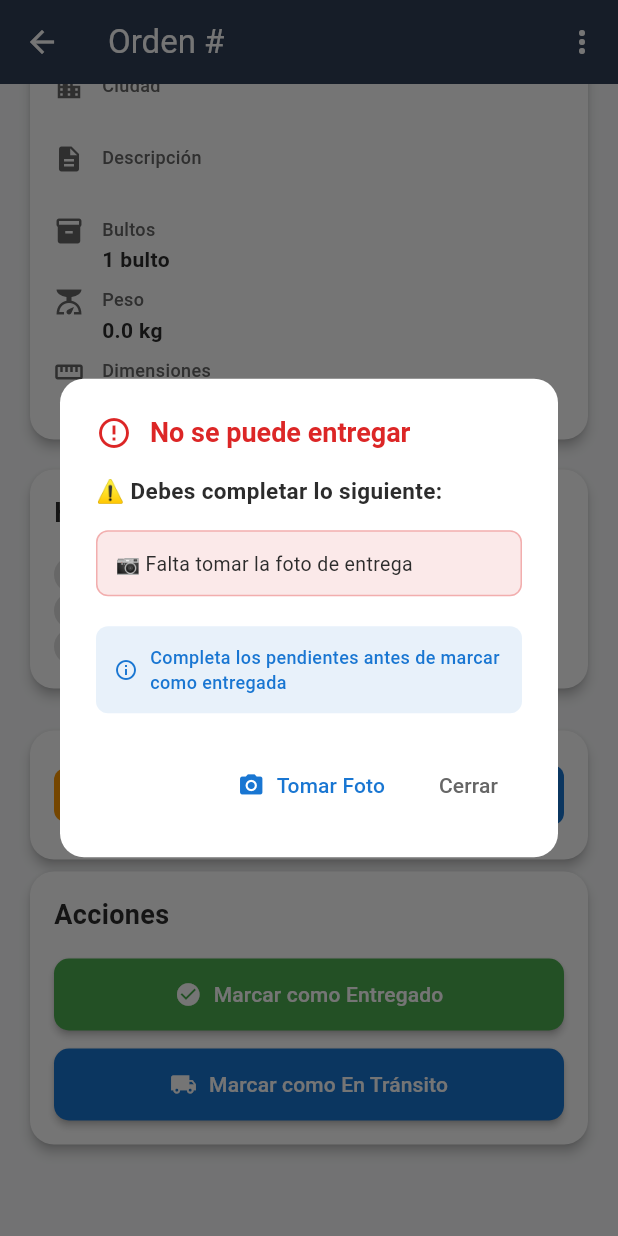
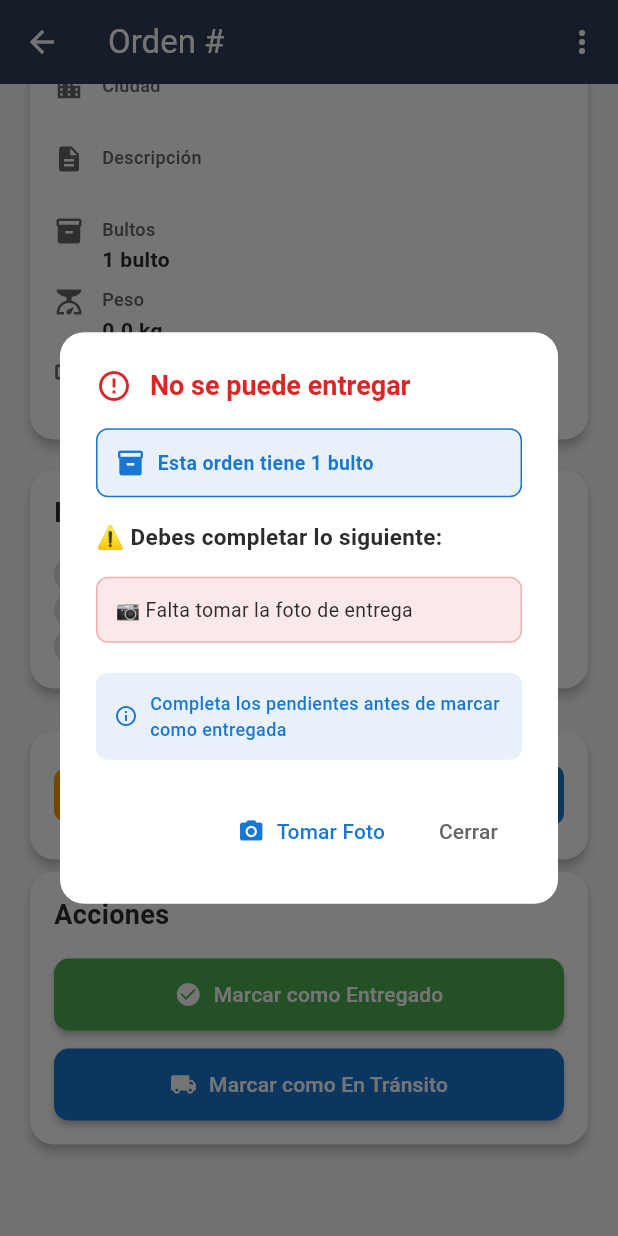
Before and after one commit to landerlopez1992-cyber/paqueteria-julio, a Flutter app: the DetalleOrdenScreen screen opened directly with empty values, scrolled down 576 dp, after a tap on "Marcar como Entregado", on a phone screen of 412 x 824 dp. Run offline on Flutter 3.47's test engine with Material 3 defaults, Android fonts, the phone set to English and light mode, and no system bars; our stand-ins replace image_picker, supabase_flutter; accounts and stored records are empty.

Commit message:
Fix: CRÍTICO - Recarga de orden después de cobrar/foto
PROBLEMA RESUELTO:
❌ Después de cobrar, seguía diciendo 'falta cobrar'
❌ Después de tomar foto, seguía diciendo 'falta foto'

CAUSA:
widget.orden es inmutable (final), no se actualizaba

SOLUCIÓN:
✅ Crear _ordenActual mutable que se recarga desde Supabase
✅ Recargar orden antes de validar entrega
✅ Recargar orden después de cobrar
✅ Usar _ordenActual en todas las validaciones

MEJORA ADICIONAL:
✅ Diálogo de errores ahora muestra cantidad de bultos como recordatorio

FLUJO CORRECTO:
1. Presiona 'Marcar Entregado' → Muestra errores (foto/pago) + bultos
2. Cobra dinero → Recarga orden → actualiza estado pagado
3. Toma foto → Actualiza URL → actualiza estado foto
4. Presiona 'Marcar Entregado' → Recarga orden → ¡Ya no hay errores!
5. Muestra diálogo bultos (si >1) → Confirma → ENTREGADO ✓

```diff
--- a/lib/screens/detalle_orden_screen.dart
+++ b/lib/screens/detalle_orden_screen.dart
@@ -20,12 +20,34 @@ class _DetalleOrdenScreenState extends State<DetalleOrdenScreen> {
   bool _isLoading = false;
   bool _fotoEntregaObligatoria = true; // Por defecto activado
   String? _fotoEntregaUrl; // URL de la foto tomada localmente
+  late Orden _ordenActual; // Orden que se actualiza localmente
 
   @override
   void initState() {
     super.initState();
+    _ordenActual = widget.orden; // Copiar la orden inicial
     _fotoEntregaUrl = widget.orden.fotoEntrega; // Inicializar con la foto existente
     _cargarConfiguracionFoto();
+  }
+
+  // Recargar la orden desde Supabase
+  Future<void> _recargarOrden() async {
+    try {
+      final response = await supabase
+          .from('ordenes')
+          .select()
+          .eq('id', widget.orden.id)
+          .single();
+
+      setState(() {
+        _ordenActual = Orden.fromJson(response);
+        _fotoEntregaUrl = _ordenActual.fotoEntrega;
+      });
+
+      print('✅ Orden recargada - Pagado: ${_ordenActual.pagado}, Foto: ${_fotoEntregaUrl != null}');
+    } catch (e) {
+      print('❌ Error al recargar orden: $e');
+    }
   }
 
   Future<void> _cargarConfiguracionFoto() async {
@@ -852,15 +874,18 @@ class _DetalleOrdenScreenState extends State<DetalleOrdenScreen> {
 
 
   void _marcarComoEntregado() async {
+    // Recargar orden para tener datos más recientes
+    await _recargarOrden();
+
     // 🔍 VALIDACIÓN COMPLETA ANTES DE ENTREGAR
     List<String> errores = [];
 
     // DEBUG: Ver cantidad de bultos
-    print('🔍 DEBUG - Cantidad de bultos: ${widget.orden.cantidadBultos}');
+    print('🔍 DEBUG - Cantidad de bultos: ${_ordenActual.cantidadBultos}');
     print('🔍 DEBUG - Foto obligatoria: $_fotoEntregaObligatoria');
     print('🔍 DEBUG - Tiene foto: ${_fotoEntregaUrl != null && _fotoEntregaUrl!.isNotEmpty}');
-    print('🔍 DEBUG - Requiere pago: ${widget.orden.requierePago}');
-    print('🔍 DEBUG - Pagado: ${widget.orden.pagado}');
+    print('🔍 DEBUG - Requiere pago: ${_ordenActual.requierePago}');
+    print('🔍 DEBUG - Pagado: ${_ordenActual.pagado}');
 
     // 1. Validar foto obligatoria (si está activa)
     if (_fotoEntregaObligatoria && (_fotoEntregaUrl == null || _fotoEntregaUrl!.isEmpty)) {
@@ -868,18 +893,18 @@ class _DetalleOrdenScreenState extends State<DetalleOrdenScreen> {
     }
 
     // 2. Validar pago pendiente (si requiere pago)
-    if (widget.orden.requierePago && !widget.orden.pagado) {
-      final simbolo = widget.orden.moneda == 'USD' ? '\$' : '\$';
-      errores.add('💰 Falta cobrar ${simbolo}${widget.orden.montoCobrar.toStringAsFixed(2)} ${widget.orden.moneda}');
+    if (_ordenActual.requierePago && !_ordenActual.pagado) {
+      final simbolo = _ordenActual.moneda == 'USD' ? '\$' : '\$';
+      errores.add('💰 Falta cobrar ${simbolo}${_ordenActual.montoCobrar.toStringAsFixed(2)} ${_ordenActual.moneda}');
     }
 
     print('🔍 DEBUG - Errores encontrados: ${errores.length}');
-    print('🔍 DEBUG - ¿Debe preguntar por bultos? ${widget.orden.cantidadBultos > 1}');
+    print('🔍 DEBUG - ¿Debe preguntar por bultos? ${_ordenActual.cantidadBultos > 1}');
 
     // 3. Mostrar diálogo de confirmación de bultos (solo si hay más de 1)
     if (errores.isEmpty) {
       // Solo preguntar por bultos si hay 2 o más
-      if (widget.orden.cantidadBultos > 1) {
+      if (_ordenActual.cantidadBultos > 1) {
         print('✅ Mostrando diálogo de confirmación de bultos');
         final confirmado = await _mostrarDialogoConfirmacionBultos();
         if (!confirmado) {
@@ -1191,12 +1216,10 @@ class _DetalleOrdenScreenState extends State<DetalleOrdenScreen> {
             })
             .eq('id', widget.orden.id);
 
+        // Recargar la orden para reflejar el cambio
+        await _recargarOrden();
+
         _mostrarMensaje('✅ Dinero cobrado registrado. Ahora puedes entregar la orden.');
-
-        // Actualizar el estado local
-        setState(() {
-          // La orden se actualizará cuando se recargue desde la base de datos
-        });
 
       } catch (e) {
         _mostrarMensaje('Error al registrar el cobro: $e');
@@ -1441,6 +1464,30 @@ class _DetalleOrdenScreenState extends State<DetalleOrdenScreen> {
           mainAxisSize: MainAxisSize.min,
           crossAxisAlignment: CrossAxisAlignment.start,
           children: [
+            // Mostrar cantidad de bultos como recordatorio
+            Container(
+              padding: const EdgeInsets.all(12),
+              decoration: BoxDecoration(
+                color: const Color(0xFF1976D2).withOpacity(0.1),
+                borderRadius: BorderRadius.circular(8),
+                border: Border.all(color: const Color(0xFF1976D2)),
+              ),
+              child: Row(
+                children: [
+                  const Icon(Icons.inventory_2, color: Color(0xFF1976D2), size: 20),
+                  const SizedBox(width: 8),
+                  Text(
+                    'Esta orden tiene ${_ordenActual.cantidadBultos} ${_ordenActual.cantidadBultos == 1 ? 'bulto' : 'bultos'}',
+                    style: const TextStyle(
+                      fontSize: 13,
+                      fontWeight: FontWeight.w600,
+                      color: Color(0xFF1976D2),
+                    ),
+                  ),
+                ],
+              ),
+            ),
+            const SizedBox(height: 16),
             const Text(
               '⚠️ Debes completar lo siguiente:',
               style: TextStyle(
```
Also changed, not shown: 3 other files.
